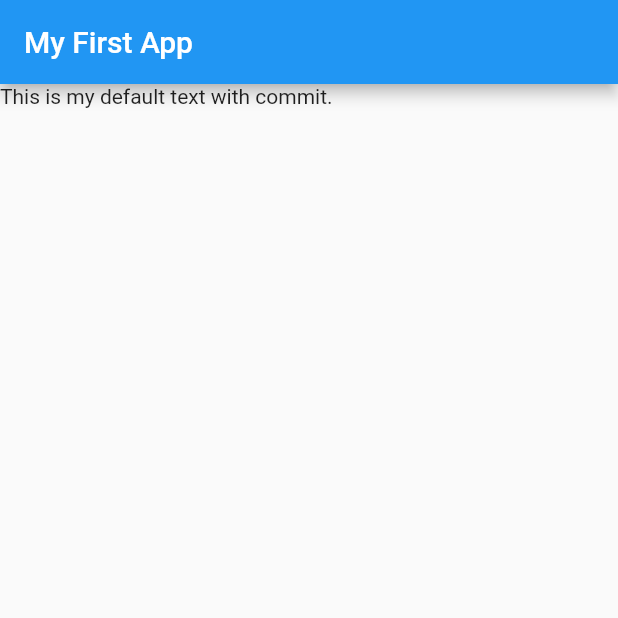
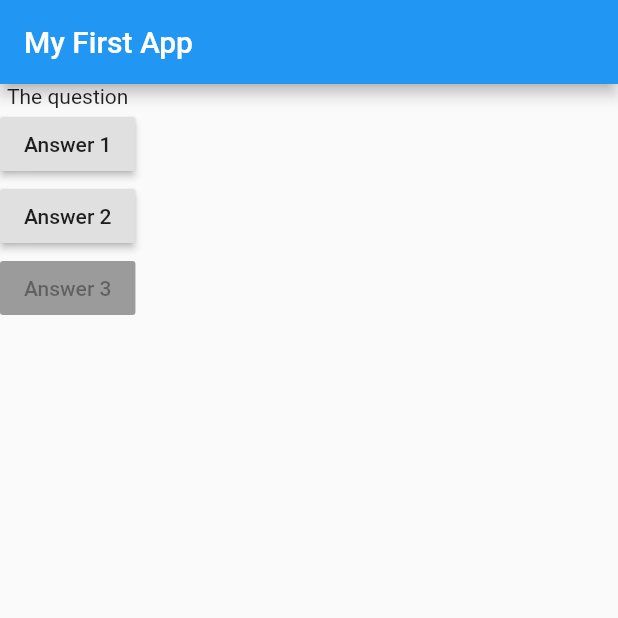
Before and after one commit to socheathorl/com_flutter_guide, a Flutter app: the screen it shows after launch, on a phone screen of 412 x 824 dp, the top half of it. Run offline on Flutter 3.47's test engine with Material 2 defaults, Android fonts, the phone set to English and light mode, and no system bars; statements that could not run were skipped.

```diff
--- a/lib/main.dart
+++ b/lib/main.dart
@@ -5,14 +5,40 @@ void main() {
 }
 
 class MyApp extends StatelessWidget {
+  void answerQuestion() {
+    print('Answer chosen!');
+  }
+
   @override
   Widget build(BuildContext context) {
+    var questions = [
+      "What's your favourite color?",
+      "What's your favourit animal?"
+    ];
     return MaterialApp(
       home: Scaffold(
         appBar: AppBar(
           title: Text('My First App'),
         ),
-        body: Text('This is my default text with commit.'),
+        body: Column(
+          children: [
+            Text('The question'),
+            RaisedButton(
+              child: Text('Answer 1'),
+              onPressed: answerQuestion,
+            ),
+            RaisedButton(
+              child: Text('Answer 2'),
+              onPressed: () => print('Answer 2 chosen!'),
+            ),
+            RaisedButton(
+              child: Text('Answer 3'),
+              onPressed: () {
+                print('Answer 3 chosen!'),
+              }
+            )
+          ],
+        ),
       ),
     );
   }
--- a/pubspec.yaml
+++ b/pubspec.yaml
@@ -14,7 +14,7 @@ description: A new Flutter project.
 version: 1.0.0+1
 
 environment:
-  sdk: ">=2.10.0 <3.0.0"
+  sdk: ">=2.12.0 <3.0.0"
 
 dependencies:
   flutter:
```
Also changed, not shown: 1 other file.
